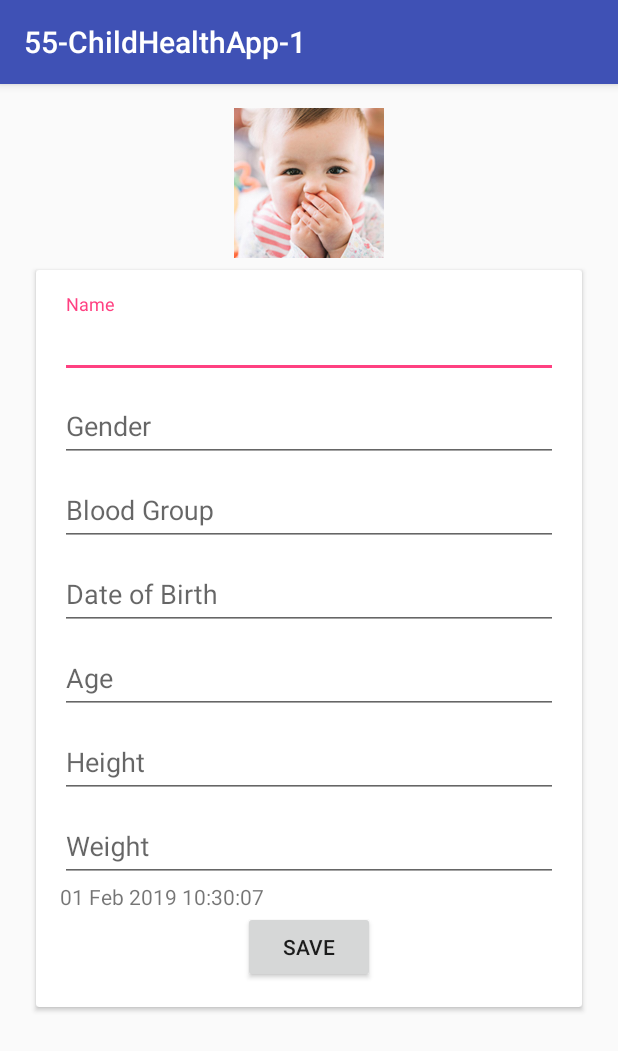
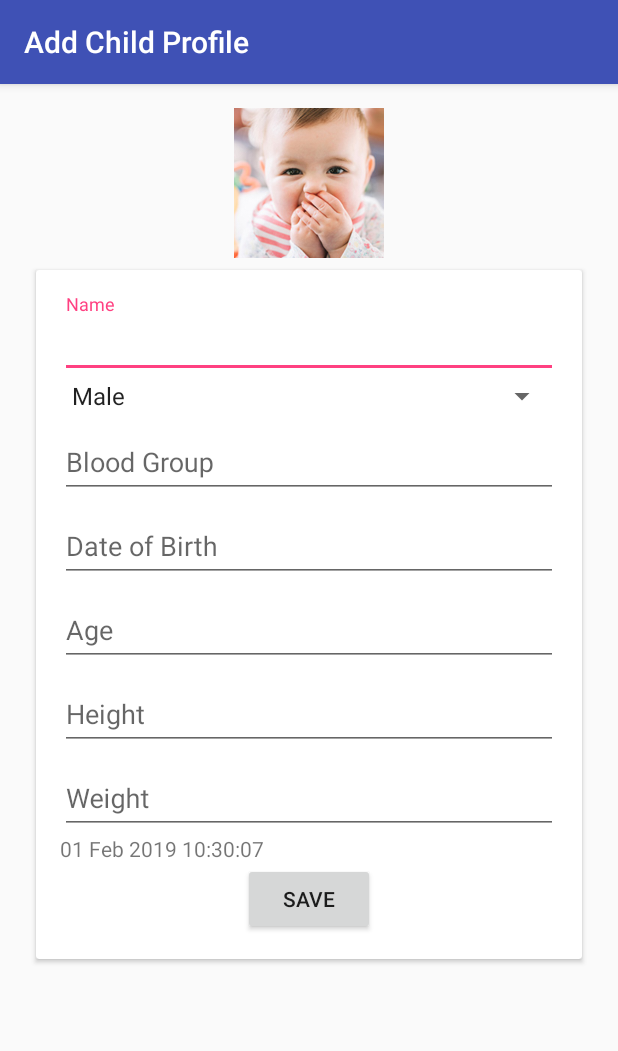
Before and after one commit to johnyhawkahsan/55-ChildHealthApp-1, an Android app: the screen it shows after launch (AddChildActivity), after a tap on an icon or button, on a phone screen of 412 x 824 dp. Shown: the top 1051 px of the screen. Run offline under Robolectric (Android 15) with nearby library versions, the phone set to English and light mode, and no system bars; our stand-ins replace Room's generated code.

Commit message:
12th Commit- Using TechnoCafe "ViewModel" tutorial, I found out that I was wrongfully using Repository instead of ViewModel. ViewModel and Repository should be made compatible.

```diff
--- a/app/src/main/java/com/johnyhawkdesigns/a55_childhealthapp_1/AddChildActivity.java
+++ b/app/src/main/java/com/johnyhawkdesigns/a55_childhealthapp_1/AddChildActivity.java
@@ -5,10 +5,14 @@ import android.support.v7.app.AppCompatActivity;
 import android.os.Bundle;
 import android.util.Log;
 import android.view.View;
+import android.widget.AdapterView;
+import android.widget.ArrayAdapter;
 import android.widget.Button;
+import android.widget.Spinner;
 import android.widget.TextView;
 
 import com.johnyhawkdesigns.a55_childhealthapp_1.database.ChildRepository;
+import com.johnyhawkdesigns.a55_childhealthapp_1.database.ChildViewModel;
 import com.johnyhawkdesigns.a55_childhealthapp_1.model.Child;
 import com.johnyhawkdesigns.a55_childhealthapp_1.util.AppUtils;
 
@@ -18,12 +22,12 @@ public class AddChildActivity extends AppCompatActivity {
 
     private static final String TAG = AddChildActivity.class.getSimpleName();
     public static final String EXTRA_REPLY = "Add_child_extra";
-    public static ChildRepository childRepository;
+    public static ChildViewModel childViewModel;
 
     private boolean addingNewChild = true; // adding (true) or editing (false)
 
     private TextInputEditText textInputName;
-    private TextInputEditText textInputGender;
+    private Spinner textInputGender;
     private TextInputEditText textInputBloodGroup;
     private TextInputEditText textInputDateOfBirth;
     private TextInputEditText textInputAge;
@@ -32,14 +36,17 @@ public class AddChildActivity extends AppCompatActivity {
     private TextView textInputProfileUpdateDate;
     private Button saveChildData;
 
-    final String name = "";
-    final String gender = "";
-    final String bloodGroup = "";
-    final String dateOfBirth = "";
-    double age = 0.0;
-    double height =  0.0;
-    double weight = 0.0;
+    Date currentDate;
+    String profileUpdateDateString;
 
+
+    String name = "";
+    String gender = "";
+    String bloodGroup = "";
+    String dateOfBirth = "";
+    String age = "";
+    String height =  "";
+    String weight = "";
 
 
     @Override
@@ -47,12 +54,14 @@ public class AddChildActivity extends AppCompatActivity {
         super.onCreate(savedInstanceState);
         setContentView(R.layout.activity_add_child);
 
-        childRepository = new ChildRepository(getApplication());
+        getSupportActionBar().setTitle("Add Child Profile");
+
+        childViewModel = new ChildViewModel(getApplication());
 
         Log.d(TAG, "onCreate: ");
 
         textInputName = (TextInputEditText) findViewById(R.id.textInputName);
-        textInputGender = (TextInputEditText) findViewById(R.id.textInputGender);
+        textInputGender = (Spinner) findViewById(R.id.textInputGender);
         textInputBloodGroup = (TextInputEditText) findViewById(R.id.textInputBloodGroup);
         textInputDateOfBirth = (TextInputEditText) findViewById(R.id.textInputDateOfBirth);
         textInputAge = (TextInputEditText) findViewById(R.id.textInputAge);
@@ -61,63 +70,89 @@ public class AddChildActivity extends AppCompatActivity {
         textInputProfileUpdateDate = (TextView) findViewById(R.id.textInputProfileUpdateDate);
         saveChildData = (Button) findViewById(R.id.saveChildData);
 
+        currentDate = AppUtils.getCurrentDateTime();
+        profileUpdateDateString = AppUtils.getFormattedDateString(currentDate);
+        textInputProfileUpdateDate.setText(profileUpdateDateString);
 
-        final Date currentDate = AppUtils.getCurrentDateTime();
-        final String profileUpdateDate = AppUtils.getFormattedDateString(currentDate);
-        textInputProfileUpdateDate.setText(profileUpdateDate);
 
-        final Child child = new Child();
+        String[] genders = {"Male", "Female"};
+        // Creating adapter for spinner
+        ArrayAdapter<String> dataAdapter = new ArrayAdapter<String>(this, android.R.layout.simple_spinner_item, genders);
 
-        saveChildData.setOnClickListener(new View.OnClickListener() {
+        // Drop down layout style - list view with radio button
+        dataAdapter.setDropDownViewResource(android.R.layout.simple_spinner_dropdown_item);
+
+        // attaching data adapter to spinner
+        textInputGender.setAdapter(dataAdapter);
+
+        textInputGender.setOnItemSelectedListener(new AdapterView.OnItemSelectedListener() {
+            @Override
+            public void onItemSelected(AdapterView<?> parent, View view, int position, long id) {
+                gender = parent.getItemAtPosition(position).toString();
+                Log.d(TAG, "onItemSelected: gender selected = " + gender);
+            }
+
+            @Override
+            public void onNothingSelected(AdapterView<?> parent) {
+
+            }
+        });
+
+        saveChildData.setOnClickListener(saveChildDataButtonClicked);
+
+    }
+
+
+    // When Save button is cliked
+    private final View.OnClickListener saveChildDataButtonClicked = new View.OnClickListener() {
         @Override
         public void onClick(View v) {
-
-                final String name = textInputName.getText().toString();
-                final String gender = textInputGender.getText().toString();
-                final String bloodGroup = textInputBloodGroup.getText().toString();
-                final String dateOfBirth = textInputDateOfBirth.getText().toString();
-                float age = Float.parseFloat(textInputAge.getText().toString());
-                final float height = Float.parseFloat(textInputHeight.getText().toString());
-                final float weight = Float.parseFloat(textInputWeight.getText().toString());
+            name = textInputName.getText().toString();
+            //gender = String.valueOf(textInputGender.getSelectedItem());
+            bloodGroup = textInputBloodGroup.getText().toString();
+            dateOfBirth = textInputDateOfBirth.getText().toString();
+            age = textInputAge.getText().toString();
+            height = textInputHeight.getText().toString();
+            weight = textInputWeight.getText().toString();
 
 
-                if (name.equals("") || gender.equals("") || bloodGroup.equals("") || dateOfBirth.equals("") || age.("") ||){
+            if (name.length() == 0 || gender.length() == 0 || bloodGroup.length() == 0 || dateOfBirth.length() == 0 || age.length() == 0 || height.length() == 0 || weight.length() == 0){
 
-                    AppUtils.showMessage(getApplicationContext(), "Please fill name and gender!");
+                Log.d(TAG, "onClick: any of the parameters is empty");
+                AppUtils.showMessage(getApplicationContext(), "Please fill all details!");
 
             } else {
 
+                final Child child = new Child();
                 child.setName(name);
                 child.setGender(gender);
                 child.setBloodGroup(bloodGroup);
                 child.setDateOfBirth(dateOfBirth);
-                    child.setAge(age);
-                    child.setHeight(height);
-                    child.setWeight(weight);
+                if (age.length() != 0){
+                    child.setAge(Double.parseDouble(age));
+                }
+                if (height.length() != 0){
+                    child.setHeight(Double.parseDouble(height));
+                }
+                if (weight.length() != 0){
+                    child.setWeight(Double.parseDouble(weight));
+                }
+
                 child.setProfileUpdateDate(currentDate);
                 child.setGender(gender);
 
                 // If addingNewChild is true and we are not editing existing child
                 if (addingNewChild){
 
-                        childRepository.insert(child);
-                        Log.d(TAG, "onClick: child added = " + child.getName());
-                        AppUtils.showMessage(getApplicationContext(), "Child named " + child.getName() + "added to database");
+                    childViewModel.insert(child);
+                    Log.d(TAG, "onClick: child added = " + child.getName() + ", chID = " + child.getChID());
+                    AppUtils.showMessage(getApplicationContext(), "Child named " + child.getName() + " with chID = " + child.getChID() + " added to database");
+                    setResult(RESULT_OK);
                     finish();
 
                 }
-                }
-
 
             }
-        });
-    }
-
-
-
-    private final View.OnClickListener saveChildDataButtonClicked = new View.OnClickListener() {
-        @Override
-        public void onClick(View v) {
         }
     };
 
--- a/app/src/main/java/com/johnyhawkdesigns/a55_childhealthapp_1/MainActivity.java
+++ b/app/src/main/java/com/johnyhawkdesigns/a55_childhealthapp_1/MainActivity.java
@@ -7,22 +7,32 @@ import android.support.design.widget.FloatingActionButton;
 import android.support.v7.app.AppCompatActivity;
 import android.os.Bundle;
 import android.support.v7.widget.RecyclerView;
+import android.support.v7.widget.Toolbar;
 import android.util.Log;
 import android.view.View;
+import android.widget.TextView;
 
+import com.johnyhawkdesigns.a55_childhealthapp_1.adapter.ChildListAdapter;
 import com.johnyhawkdesigns.a55_childhealthapp_1.database.ChildRepository;
+import com.johnyhawkdesigns.a55_childhealthapp_1.database.ChildViewModel;
 import com.johnyhawkdesigns.a55_childhealthapp_1.model.Child;
+import com.johnyhawkdesigns.a55_childhealthapp_1.util.AppUtils;
 
 import java.util.List;
 
 public class MainActivity extends AppCompatActivity {
 
     private static final String TAG = "MainActivity";
-    public static final int NEW_CHILD_ACTIVITY_REQUEST_CODE = 1;
+    private static final int RC_CREATE_CHILD = 1;
+    private static final int RC_UPDATE_CHILD = 2;
 
-    public static ChildRepository childRepository;
+    private ChildViewModel childViewModel;
 
-    RecyclerView recyclerView;
+    private TextView emptyTextView;
+    private RecyclerView recyclerView;
+    // private List<Child> childList; // We don't use this list here anymore, because we are directly assigning childList in Adapter to Observers returned list via childListAdapter.setChildList
+    private ChildListAdapter childListAdapter;
+    private FloatingActionButton floatingActionButton;
 
 
     @Override
@@ -30,27 +40,42 @@ public class MainActivity extends AppCompatActivity {
         super.onCreate(savedInstanceState);
         setContentView(R.layout.activity_main);
 
+        emptyTextView =  findViewById(R.id.tv__empty);
+
         //Setting up RecyclerView
         recyclerView = findViewById(R.id.recyclerView);
 
-        childRepository = new ChildRepository(getApplication());
+        childViewModel = new ChildViewModel(getApplication());
 
-        childRepository.getAllChilds().observe(this, new Observer<List<Child>>() {
+        childViewModel.getAllChilds().observe(this, new Observer<List<Child>>() {
             @Override
             public void onChanged(@Nullable List<Child> children) {
                 Log.d(TAG, "onChanged: child list size = " + children.size());
+
+                if (children.size() > 0 ) {
+                    childListAdapter.setChildList(children);
+                    emptyTextView.setVisibility(View.GONE);
+                }
+
             }
         });
 
+        childListAdapter = new ChildListAdapter(getApplicationContext());
+        recyclerView.setAdapter(childListAdapter);
+
+
+
 
         //When Floating button is clicked, we are redirected to AddChildActivity
-        FloatingActionButton fab = (FloatingActionButton) findViewById(R.id.fab);
+        floatingActionButton = (FloatingActionButton) findViewById(R.id.fab);
 
-        fab.setOnClickListener(new View.OnClickListener() {
+        floatingActionButton.setOnClickListener(new View.OnClickListener() {
             @Override
             public void onClick(View view) {
                 Intent intent = new Intent(MainActivity.this, AddChildActivity.class);
-                startActivityForResult(intent, NEW_CHILD_ACTIVITY_REQUEST_CODE);
+                startActivityForResult(intent, RC_CREATE_CHILD);
+
+                AppUtils.showMessage(getApplicationContext(), "Launching AddNewChild Activity");
 
                 Log.d(TAG, "onClick: launching AddChildActivity");
             }
@@ -59,7 +84,11 @@ public class MainActivity extends AppCompatActivity {
 
     @Override
     protected void onActivityResult(int requestCode, int resultCode, @Nullable Intent data) {
-
         super.onActivityResult(requestCode, resultCode, data);
+        if (requestCode == RC_CREATE_CHILD && resultCode == RESULT_OK) {
+            //loadChildList();
+        } else if (requestCode == RC_UPDATE_CHILD && resultCode == RESULT_OK) {
+            //loadChildList();
+        }
     }
 }
--- a/app/src/main/java/com/johnyhawkdesigns/a55_childhealthapp_1/adapter/ChildListAdapter.java
+++ b/app/src/main/java/com/johnyhawkdesigns/a55_childhealthapp_1/adapter/ChildListAdapter.java
@@ -25,6 +25,11 @@ public class ChildListAdapter extends RecyclerView.Adapter<ChildListAdapter.Chil
     public ChildListAdapter(Context context){
         mContext = context;
         mInflator = LayoutInflater.from(context);
+    }
+
+    // Instead of using childList in a constructor, we use it here so we can use in MainActivity's observer.
+    public void setChildList(List<Child> children){
+        this.mChilds = children;
     }
 
     //ChildViewHolder class
--- a/app/src/main/res/layout/activity_add_child.xml
+++ b/app/src/main/res/layout/activity_add_child.xml
@@ -56,13 +56,12 @@
                         android:layout_width="match_parent"
                         android:layout_height="wrap_content">
 
-                        <android.support.design.widget.TextInputEditText
+                        <Spinner
                             android:id="@+id/textInputGender"
                             android:layout_width="match_parent"
                             android:layout_height="wrap_content"
                             android:hint="Gender"
-                            android:inputType="text"
-                            android:lines="1" />
+                            android:inputType="text" />
 
                     </android.support.design.widget.TextInputLayout>
 
--- a/app/src/main/res/values/strings.xml
+++ b/app/src/main/res/values/strings.xml
@@ -13,4 +13,5 @@
     <string name="delete">Delete</string>
 
 
+
 </resources>
```
Also changed, not shown: app/src/main/java/com/johnyhawkdesigns/a55_childhealthapp_1/database/ChildRepository.java (+67 -10 lines), app/src/main/java/com/johnyhawkdesigns/a55_childhealthapp_1/database/ChildViewModel.java (+8 -0 lines), app/src/main/java/com/johnyhawkdesigns/a55_childhealthapp_1/model/Child.java (+10 -9 lines), app/src/main/res/layout/activity_main.xml (+15 -6 lines), app/src/main/res/layout/empty_view.xml (added, +22 -0 lines), app/src/main/res/values/styles.xml (+9 -0 lines). Lines whose indentation alone changed are shown as unchanged.
